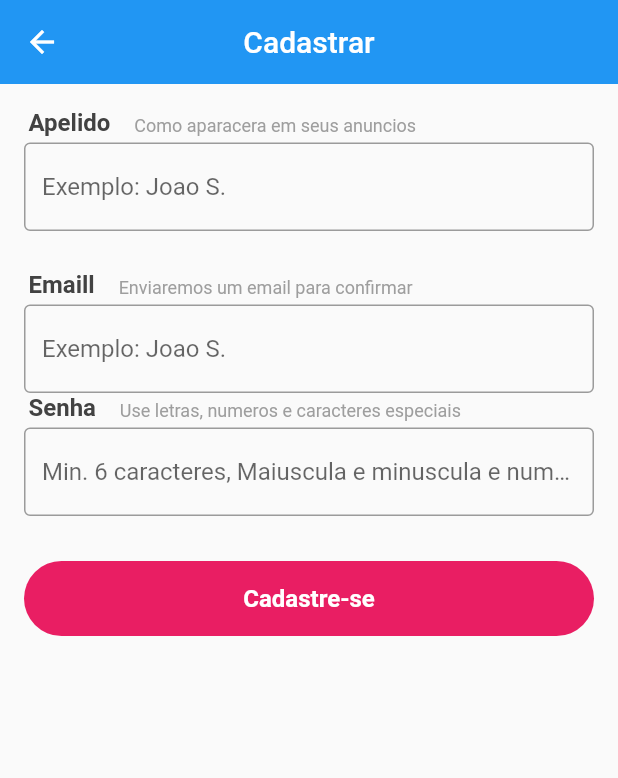
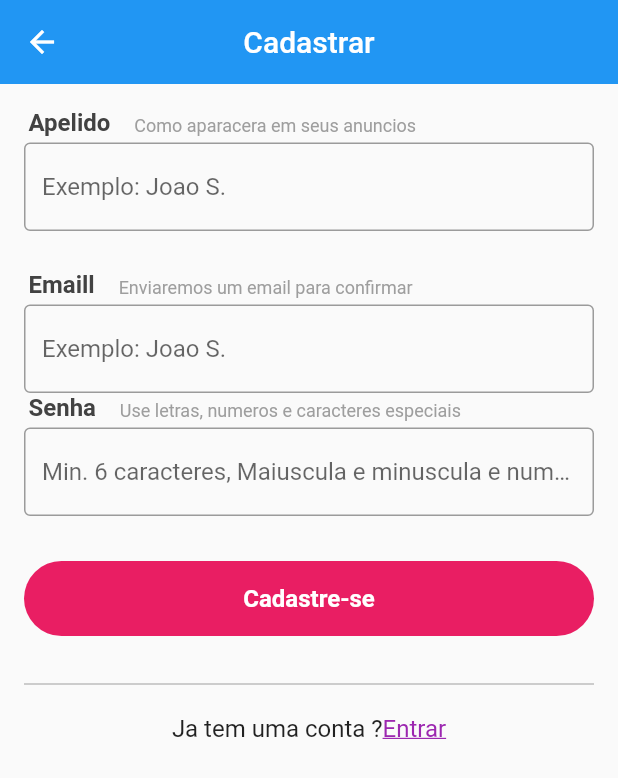
Before and after one commit to souzaleandror/xlo, a Flutter app: the LoginScreen screen opened directly, after a tap on "Cadastre-se", on a phone screen of 412 x 824 dp. Shown: the top 778 px of the screen. Run offline on Flutter 3.47's test engine with Material 2 defaults, Android fonts, the phone set to English and light mode, and no system bars; our stand-ins replace brasil_fields, dio, image_picker, rxdart.

```diff
--- /dev/null
+++ b/lib/models/user.dart
@@ -0,0 +1,7 @@
+class User {
+  String name;
+  String email;
+  String password;
+
+  User({this.name, this.email, this.password});
+}
--- a/lib/screens/base_screen.dart
+++ b/lib/screens/base_screen.dart
@@ -3,6 +3,7 @@ import 'dart:async';
 import 'package:flutter/material.dart';
 import 'package:provider/provider.dart';
 import 'package:xlo/blocs/drawer_bloc.dart';
+import 'package:xlo/screens/create/create_screen.dart';
 import 'package:xlo/screens/home/home_screen.dart';
 
 class BaseScreen extends StatefulWidget {
@@ -51,9 +52,7 @@ class _BaseScreenState extends State<BaseScreen> {
         physics: const NeverScrollableScrollPhysics(),
         children: <Widget>[
           HomeScreen(),
-          Container(
-            color: Colors.blue,
-          ),
+          CreateScreen(),
           Container(
             color: Colors.red,
           ),
--- a/lib/screens/login/login_screen.dart
+++ b/lib/screens/login/login_screen.dart
@@ -120,7 +120,7 @@ class _LoginScreenState extends State<LoginScreen> {
                       GestureDetector(
                         onTap: () {
                           Navigator.of(context).push(MaterialPageRoute(
-                              builder: (context) => SignupScreen()));
+                              builder: (context) => SignUpScreen()));
                         },
                         child: Text(
                           "Cadastre-se",
--- a/lib/screens/signup/signup_screen.dart
+++ b/lib/screens/signup/signup_screen.dart
@@ -1,14 +1,30 @@
 import 'package:flutter/material.dart';
+import 'package:xlo/blocs/signup_bloc.dart';
 import 'package:xlo/screens/signup/widgets/field_title.dart';
 import 'package:xlo/screens/signup/widgets/password_field.dart';
 
-class SignupScreen extends StatefulWidget {
+class SignUpScreen extends StatefulWidget {
   @override
-  _SignupScreenState createState() => _SignupScreenState();
+  _SignUpScreenState createState() => _SignUpScreenState();
 }
 
-class _SignupScreenState extends State<SignupScreen> {
+class _SignUpScreenState extends State<SignUpScreen> {
   final GlobalKey<FormState> _formKey = GlobalKey<FormState>();
+
+  SignUpBloc _signUpBloc;
+
+  @override
+  void initState() {
+    // TODO: implement initState
+    super.initState();
+    _signUpBloc = SignUpBloc();
+  }
+
+  @override
+  void dispose() {
+    _signUpBloc?.dispose();
+    super.dispose();
+  }
 
   @override
   Widget build(BuildContext context) {
@@ -22,8 +38,12 @@ class _SignupScreenState extends State<SignupScreen> {
       ),
       body: Form(
         key: _formKey,
-        child: ListView(
-          padding: const EdgeInsets.symmetric(horizontal: 16, vertical: 16),
+        child: StreamBuilder<SignUpBlocState>(
+            stream: _signUpBloc.outState,
+            builder: (context, snapshot) {
+              return ListView(
+                padding:
+                    const EdgeInsets.symmetric(horizontal: 16, vertical: 16),
                 children: <Widget>[
                   const FieldTitle(
                     title: "Apelido",
@@ -40,6 +60,8 @@ class _SignupScreenState extends State<SignupScreen> {
                       }
                       return null;
                     },
+                    onSaved: _signUpBloc.setName,
+                    enabled: snapshot.data.state != SignUpState.LOADING,
                   ),
                   const SizedBox(
                     height: 26,
@@ -59,14 +81,16 @@ class _SignupScreenState extends State<SignupScreen> {
                       }
                       return null;
                     },
-              onSaved: (text) {},
+                    onSaved: _signUpBloc.setEmail,
+                    enabled: snapshot.data.state != SignUpState.LOADING,
                   ),
                   const FieldTitle(
                     title: "Senha",
                     subtitle: "Use letras, numeros e caracteres especiais",
                   ),
                   PasswordField(
-              onSaved: (text) {},
+                    onSaved: _signUpBloc.setPassword,
+                    enabled: snapshot.data.state != SignUpState.LOADING,
                   ),
                   Container(
                     margin: const EdgeInsets.symmetric(vertical: 24),
@@ -82,13 +106,44 @@ class _SignupScreenState extends State<SignupScreen> {
                       ),
                       elevation: 0,
                       disabledColor: Colors.pink.withAlpha(150),
-                onPressed: _signUp,
+                      onPressed: snapshot.data.state != SignUpState.LOADING
+                          ? _signUp
+                          : null,
                       shape: RoundedRectangleBorder(
                           borderRadius: BorderRadius.circular(25)),
                     ),
                   ),
+                  Divider(
+                    color: Colors.grey,
+                  ),
+                  Padding(
+                    padding: const EdgeInsets.symmetric(vertical: 12),
+                    child: Row(
+                      mainAxisAlignment: MainAxisAlignment.center,
+                      children: <Widget>[
+                        const Text(
+                          "Ja tem uma conta ?",
+                          style: TextStyle(fontSize: 16),
+                        ),
+                        GestureDetector(
+                          onTap: () {
+                            Navigator.of(context).pop();
+                          },
+                          child: Text(
+                            'Entrar',
+                            style: TextStyle(
+                              decoration: TextDecoration.underline,
+                              color: Colors.purple,
+                              fontSize: 16,
+                            ),
+                          ),
+                        )
                       ],
                     ),
+                  ),
+                ],
+              );
+            }),
       ),
     );
   }
@@ -96,6 +151,7 @@ class _SignupScreenState extends State<SignupScreen> {
   void _signUp() {
     if (_formKey.currentState.validate()) {
       _formKey.currentState.save();
+      _signUpBloc.signUp();
     }
   }
 }
--- a/lib/screens/signup/widgets/password_field.dart
+++ b/lib/screens/signup/widgets/password_field.dart
@@ -1,7 +1,8 @@
 import 'package:flutter/material.dart';
 
 class PasswordField extends StatelessWidget {
-  PasswordField({this.onSaved});
+  PasswordField({this.onSaved, this.enabled});
+  final bool enabled;
 
   final FormFieldSetter<String> onSaved;
 
@@ -47,6 +48,7 @@ class PasswordField extends StatelessWidget {
 //                state.didChange(text);
 //              },
               onChanged: state.didChange,
+              enabled: enabled,
             ),
             if (state.value.isNotEmpty)
               Container(
```
Also changed, not shown: lib/blocs/signup_bloc.dart (+22 -1 lines), lib/screens/create/create_screen.dart (added, +31 -0 lines), lib/screens/create/widgets/image_source_sheet.dart (added, +41 -0 lines), lib/screens/create/widgets/images_field.dart (added, +99 -0 lines), 3 other files. Lines whose indentation alone changed are shown as unchanged.
